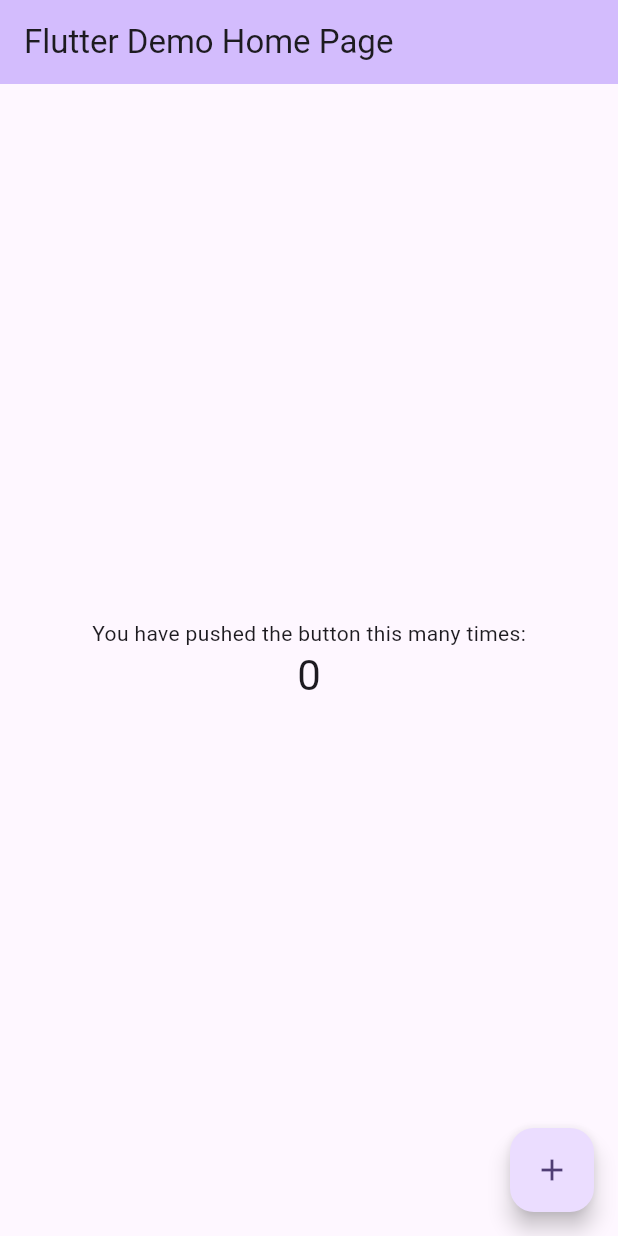
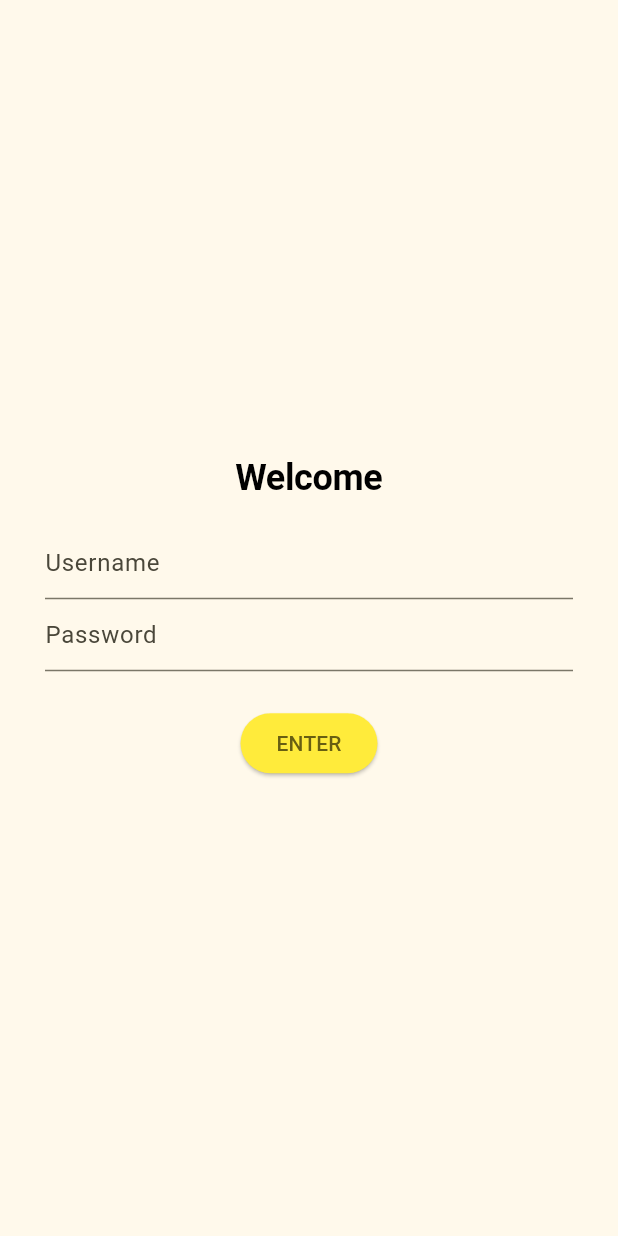
Before and after one commit to Do2304/testFlutter, a Flutter app: the screen it shows after launch, on a phone screen of 412 x 824 dp. Run offline on Flutter 3.47's test engine with Material 3 defaults, Android fonts, the phone set to English and light mode, and no system bars; our stand-ins replace go_router; Roboto replaces fonts that are missing (Corben).

Commit message:
do project provider shopper

```diff
--- /dev/null
+++ b/provider_shopper/lib/common/theme.dart
@@ -0,0 +1,17 @@
+// Copyright 2019 The Flutter team. All rights reserved.
+// Use of this source code is governed by a BSD-style license that can be
+// found in the LICENSE file.
+
+import 'package:flutter/material.dart';
+
+final appTheme = ThemeData(
+  colorSchemeSeed: Colors.yellow,
+  textTheme: const TextTheme(
+    displayLarge: TextStyle(
+      fontFamily: 'Corben',
+      fontWeight: FontWeight.w700,
+      fontSize: 24,
+      color: Colors.black,
+    ),
+  ),
+);
--- a/provider_shopper/lib/main.dart
+++ b/provider_shopper/lib/main.dart
@@ -1,122 +1,58 @@
+import 'dart:io' show Platform;
+
+import 'package:flutter/foundation.dart' show kIsWeb;
 import 'package:flutter/material.dart';
+import 'package:go_router/go_router.dart';
+import 'package:provider/provider.dart';
+import 'package:provider_shopper/common/theme.dart';
+import 'package:provider_shopper/models/cart.dart';
+import 'package:provider_shopper/models/catalog.dart';
+import 'package:provider_shopper/screens/cart.dart';
+import 'package:provider_shopper/screens/catalog.dart';
+import 'package:provider_shopper/screens/login.dart';
 
 void main() {
   runApp(const MyApp());
 }
 
+GoRouter router() {
+  return GoRouter(
+    initialLocation: '/login',
+    routes: [
+      GoRoute(path: '/login', builder: (context, state) => const MyLogin()),
+      GoRoute(
+        path: '/catalog',
+        builder: (context, state) => const MyCatalog(),
+        routes: [
+          GoRoute(path: 'cart', builder: (context, state) => const MyCart()),
+        ],
+      ),
+    ],
+  );
+}
+
 class MyApp extends StatelessWidget {
   const MyApp({super.key});
 
-  // This widget is the root of your application.
   @override
   Widget build(BuildContext context) {
-    return MaterialApp(
-      title: 'Flutter Demo',
-      theme: ThemeData(
-        // This is the theme of your application.
-        //
-        // TRY THIS: Try running your application with "flutter run". You'll see
-        // the application has a purple toolbar. Then, without quitting the app,
-        // try changing the seedColor in the colorScheme below to Colors.green
-        // and then invoke "hot reload" (save your changes or press the "hot
-        // reload" button in a Flutter-supported IDE, or press "r" if you used
-        // the command line to start the app).
-        //
-        // Notice that the counter didn't reset back to zero; the application
-        // state is not lost during the reload. To reset the state, use hot
-        // restart instead.
-        //
-        // This works for code too, not just values: Most code changes can be
-        // tested with just a hot reload.
-        colorScheme: ColorScheme.fromSeed(seedColor: Colors.deepPurple),
+    return MultiProvider(
+      providers: [
+        Provider(create: (context) => CatalogModel()),
+        ChangeNotifierProxyProvider<CatalogModel, CartModel>(
+          create: (context) => CartModel(),
+          update: (context, catalog, cart) {
+            if (cart == null) throw ArgumentError.notNull('cart');
+            cart.catalog = catalog;
+            return cart;
+          },
+        ),
+      ],
+      child: MaterialApp.router(
+        title: 'Provider Demo',
+        theme: appTheme,
+        routerConfig: router(),
       ),
-      home: const MyHomePage(title: 'Flutter Demo Home Page'),
     );
   }
 }
-
-class MyHomePage extends StatefulWidget {
-  const MyHomePage({super.key, required this.title});
-
-  // This widget is the home page of your application. It is stateful, meaning
-  // that it has a State object (defined below) that contains fields that affect
-  // how it looks.
-
-  // This class is the configuration for the state. It holds the values (in this
-  // case the title) provided by the parent (in this case the App widget) and
-  // used by the build method of the State. Fields in a Widget subclass are
-  // always marked "final".
-
-  final String title;
-
-  @override
-  State<MyHomePage> createState() => _MyHomePageState();
-}
-
-class _MyHomePageState extends State<MyHomePage> {
-  int _counter = 0;
-
-  void _incrementCounter() {
-    setState(() {
-      // This call to setState tells the Flutter framework that something has
-      // changed in this State, which causes it to rerun the build method below
-      // so that the display can reflect the updated values. If we changed
-      // _counter without calling setState(), then the build method would not be
-      // called again, and so nothing would appear to happen.
-      _counter++;
-    });
-  }
-
-  @override
-  Widget build(BuildContext context) {
-    // This method is rerun every time setState is called, for instance as done
-    // by the _incrementCounter method above.
-    //
-    // The Flutter framework has been optimized to make rerunning build methods
-    // fast, so that you can just rebuild anything that needs updating rather
-    // than having to individually change instances of widgets.
-    return Scaffold(
-      appBar: AppBar(
-        // TRY THIS: Try changing the color here to a specific color (to
-        // Colors.amber, perhaps?) and trigger a hot reload to see the AppBar
-        // change color while the other colors stay the same.
-        backgroundColor: Theme.of(context).colorScheme.inversePrimary,
-        // Here we take the value from the MyHomePage object that was created by
-        // the App.build method, and use it to set our appbar title.
-        title: Text(widget.title),
-      ),
-      body: Center(
-        // Center is a layout widget. It takes a single child and positions it
-        // in the middle of the parent.
-        child: Column(
-          // Column is also a layout widget. It takes a list of children and
-          // arranges them vertically. By default, it sizes itself to fit its
-          // children horizontally, and tries to be as tall as its parent.
-          //
-          // Column has various properties to control how it sizes itself and
-          // how it positions its children. Here we use mainAxisAlignment to
-          // center the children vertically; the main axis here is the vertical
-          // axis because Columns are vertical (the cross axis would be
-          // horizontal).
-          //
-          // TRY THIS: Invoke "debug painting" (choose the "Toggle Debug Paint"
-          // action in the IDE, or press "p" in the console), to see the
-          // wireframe for each widget.
-          mainAxisAlignment: MainAxisAlignment.center,
-          children: <Widget>[
-            const Text('You have pushed the button this many times:'),
-            Text(
-              '$_counter',
-              style: Theme.of(context).textTheme.headlineMedium,
-            ),
-          ],
-        ),
-      ),
-      floatingActionButton: FloatingActionButton(
-        onPressed: _incrementCounter,
-        tooltip: 'Increment',
-        child: const Icon(Icons.add),
-      ), // This trailing comma makes auto-formatting nicer for build methods.
-    );
-  }
-}
--- /dev/null
+++ b/provider_shopper/lib/models/cart.dart
@@ -0,0 +1,33 @@
+import 'package:flutter/foundation.dart';
+import 'package:provider_shopper/models/catalog.dart';
+
+class CartModel extends ChangeNotifier {
+  late CatalogModel _catalog;
+
+  final List<int> _itemIds = [];
+
+  CatalogModel get catalog => _catalog;
+
+  set catalog(CatalogModel newCatalog) {
+    _catalog = newCatalog;
+
+    notifyListeners();
+  }
+
+  List<Item> get items => _itemIds.map((id) => _catalog.getById(id)).toList();
+
+  int get totalPrice =>
+      items.fold(0, (total, current) => total + current.price);
+
+  void add(Item item) {
+    _itemIds.add(item.id);
+
+    notifyListeners();
+  }
+
+  void remove(Item item) {
+    _itemIds.remove(item.id);
+
+    notifyListeners();
+  }
+}
--- /dev/null
+++ b/provider_shopper/lib/models/catalog.dart
@@ -0,0 +1,63 @@
+// Copyright 2019 The Flutter team. All rights reserved.
+// Use of this source code is governed by a BSD-style license that can be
+// found in the LICENSE file.
+
+import 'package:flutter/material.dart';
+
+/// A proxy of the catalog of items the user can buy.
+///
+/// In a real app, this might be backed by a backend and cached on device.
+/// In this sample app, the catalog is procedurally generated and infinite.
+///
+/// For simplicity, the catalog is expected to be immutable (no products are
+/// expected to be added, removed or changed during the execution of the app).
+class CatalogModel {
+  static List<String> itemNames = [
+    'Code Smell',
+    'Control Flow',
+    'Interpreter',
+    'Recursion',
+    'Sprint',
+    'Heisenbug',
+    'Spaghetti',
+    'Hydra Code',
+    'Off-By-One',
+    'Scope',
+    'Callback',
+    'Closure',
+    'Automata',
+    'Bit Shift',
+    'Currying',
+  ];
+
+  /// Get item by [id].
+  ///
+  /// In this sample, the catalog is infinite, looping over [itemNames].
+  Item getById(int id) => Item(id, itemNames[id % itemNames.length]);
+
+  /// Get item by its position in the catalog.
+  Item getByPosition(int position) {
+    // In this simplified case, an item's position in the catalog
+    // is also its id.
+    return getById(position);
+  }
+}
+
+@immutable
+class Item {
+  final int id;
+  final String name;
+  final Color color;
+  final int price = 42;
+
+  Item(this.id, this.name)
+    // To make the sample app look nicer, each item is given one of the
+    // Material Design primary colors.
+    : color = Colors.primaries[id % Colors.primaries.length];
+
+  @override
+  int get hashCode => id;
+
+  @override
+  bool operator ==(Object other) => other is Item && other.id == id;
+}
--- /dev/null
+++ b/provider_shopper/lib/screens/login.dart
@@ -0,0 +1,43 @@
+// Copyright 2020 The Flutter team. All rights reserved.
+// Use of this source code is governed by a BSD-style license that can be
+// found in the LICENSE file.
+
+import 'package:flutter/material.dart';
+import 'package:go_router/go_router.dart';
+
+class MyLogin extends StatelessWidget {
+  const MyLogin({super.key});
+
+  @override
+  Widget build(BuildContext context) {
+    return Scaffold(
+      body: Center(
+        child: Container(
+          padding: const EdgeInsets.all(30.0),
+          child: Column(
+            mainAxisAlignment: MainAxisAlignment.center,
+            children: [
+              Text('Welcome', style: Theme.of(context).textTheme.displayLarge),
+              SizedBox(height: 20),
+              TextFormField(
+                decoration: const InputDecoration(hintText: 'Username'),
+              ),
+              TextFormField(
+                decoration: const InputDecoration(hintText: 'Password'),
+                obscureText: true,
+              ),
+              const SizedBox(height: 24),
+              ElevatedButton(
+                onPressed: () {
+                  context.pushReplacement('/catalog');
+                },
+                style: ElevatedButton.styleFrom(backgroundColor: Colors.yellow),
+                child: const Text('ENTER'),
+              ),
+            ],
+          ),
+        ),
+      ),
+    );
+  }
+}
--- a/provider_shopper/pubspec.yaml
+++ b/provider_shopper/pubspec.yaml
@@ -34,6 +34,8 @@ dependencies:
   # The following adds the Cupertino Icons font to your application.
   # Use with the CupertinoIcons class for iOS style icons.
   cupertino_icons: ^1.0.8
+  go_router: ^16.1.0
+  provider: ^6.1.5
 
 dev_dependencies:
   flutter_test:
```
Also changed, not shown: provider_shopper/lib/screens/cart.dart (added, +89 -0 lines), provider_shopper/lib/screens/catalog.dart (added, +105 -0 lines), provider_shopper/pubspec.lock.
